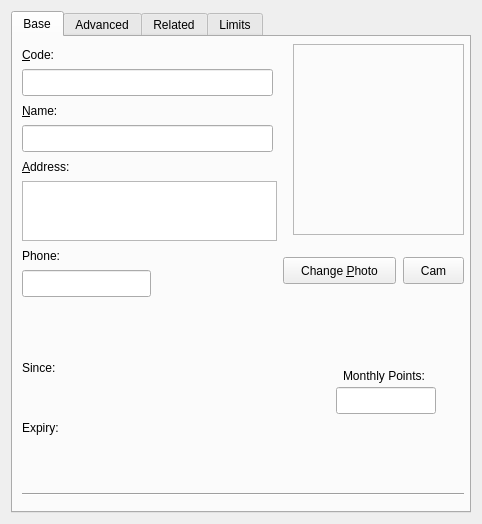
The window that squeeze/src/ui/editclient_widget.ui (lastprimenumbers/lemonpos) describes before a commit, drawn with Qt 5.
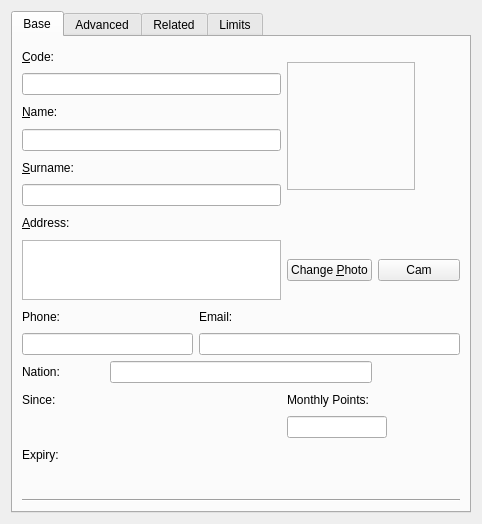
The same window after the commit. The open tabs and pages were chosen to show the change. Custom widgets are drawn as their Qt base class.

Commit message: Piccole modifiche client

Patch:
```diff
--- a/squeeze/src/ui/editclient_widget.ui
+++ b/squeeze/src/ui/editclient_widget.ui
@@ -32,41 +32,19 @@
       <attribute name="title">
        <string>Base</string>
       </attribute>
-      <widget class="MibitLineEdit" name="editClientCode">
-       <property name="geometry">
-        <rect>
-         <x>9</x>
-         <y>32</y>
-         <width>251</width>
-         <height>27</height>
-        </rect>
-       </property>
-      </widget>
-      <widget class="QLabel" name="label_4">
-       <property name="geometry">
-        <rect>
-         <x>9</x>
-         <y>65</y>
-         <width>43</width>
-         <height>17</height>
-        </rect>
-       </property>
+      <layout class="QGridLayout" name="gridLayout_2">
+       <item row="0" column="0">
+        <widget class="QLabel" name="label_14">
        <property name="text">
-        <string>&amp;Name:</string>
+          <string>&amp;Code:</string>
        </property>
        <property name="buddy">
-        <cstring>editClientName</cstring>
-       </property>
-      </widget>
+          <cstring>editClientCode</cstring>
+         </property>
+        </widget>
+       </item>
+       <item row="0" column="3" rowspan="6" colspan="2">
       <widget class="QLabel" name="labelClientPhoto">
-       <property name="geometry">
-        <rect>
-         <x>280</x>
-         <y>7</y>
-         <width>171</width>
-         <height>191</height>
-        </rect>
-       </property>
        <property name="sizePolicy">
         <sizepolicy hsizetype="Maximum" vsizetype="Maximum">
          <horstretch>0</horstretch>
@@ -92,38 +70,38 @@
         <set>Qt::AlignCenter</set>
        </property>
       </widget>
-      <widget class="QPushButton" name="btnChangeClientPhoto">
-       <property name="geometry">
-        <rect>
-         <x>270</x>
-         <y>220</y>
-         <width>113</width>
-         <height>27</height>
-        </rect>
-       </property>
+       </item>
+       <item row="1" column="0" colspan="3">
+        <widget class="MibitLineEdit" name="editClientCode"/>
+       </item>
+       <item row="2" column="0">
+        <widget class="QLabel" name="label_4">
        <property name="text">
-        <string>Change &amp;Photo</string>
-       </property>
-      </widget>
-      <widget class="MibitLineEdit" name="editClientName">
-       <property name="geometry">
-        <rect>
-         <x>9</x>
-         <y>88</y>
-         <width>251</width>
-         <height>27</height>
-        </rect>
-       </property>
-      </widget>
+          <string>&amp;Name:</string>
+         </property>
+         <property name="buddy">
+          <cstring>editClientName</cstring>
+         </property>
+        </widget>
+       </item>
+       <item row="3" column="0" colspan="3">
+        <widget class="MibitLineEdit" name="editClientName"/>
+       </item>
+       <item row="4" column="0">
+        <widget class="QLabel" name="label_10">
+         <property name="text">
+          <string>&amp;Surname:</string>
+         </property>
+         <property name="buddy">
+          <cstring>editClientName</cstring>
+         </property>
+        </widget>
+       </item>
+       <item row="5" column="0" colspan="3">
+        <widget class="MibitLineEdit" name="editClientSurname"/>
+       </item>
+       <item row="6" column="0">
       <widget class="QLabel" name="label_16">
-       <property name="geometry">
-        <rect>
-         <x>9</x>
-         <y>121</y>
-         <width>58</width>
-         <height>17</height>
-        </rect>
-       </property>
        <property name="text">
         <string>&amp;Address:</string>
        </property>
@@ -131,15 +109,9 @@
         <cstring>editClientAddress</cstring>
        </property>
       </widget>
+       </item>
+       <item row="7" column="0" colspan="3">
       <widget class="QTextEdit" name="editClientAddress">
-       <property name="geometry">
-        <rect>
-         <x>9</x>
-         <y>144</y>
-         <width>255</width>
-         <height>60</height>
-        </rect>
-       </property>
        <property name="maximumSize">
         <size>
          <width>16777215</width>
@@ -153,28 +125,23 @@
         <bool>false</bool>
        </property>
       </widget>
-      <widget class="QLabel" name="label_6">
-       <property name="geometry">
-        <rect>
-         <x>9</x>
-         <y>382</y>
-         <width>45</width>
-         <height>17</height>
-        </rect>
-       </property>
+       </item>
+       <item row="7" column="3">
+        <widget class="QPushButton" name="btnChangeClientPhoto">
+         <property name="text">
+          <string>Change &amp;Photo</string>
+         </property>
+        </widget>
+       </item>
+       <item row="7" column="4">
+        <widget class="QPushButton" name="btnOpenCamera">
        <property name="text">
-        <string>Expiry:</string>
-       </property>
-      </widget>
+          <string>Cam</string>
+         </property>
+        </widget>
+       </item>
+       <item row="8" column="0">
       <widget class="QLabel" name="label_17">
-       <property name="geometry">
-        <rect>
-         <x>9</x>
-         <y>210</y>
-         <width>44</width>
-         <height>17</height>
-        </rect>
-       </property>
        <property name="text">
         <string>Phone:</string>
        </property>
@@ -182,15 +149,19 @@
         <cstring>editClientPhone</cstring>
        </property>
       </widget>
+       </item>
+       <item row="8" column="2">
+        <widget class="QLabel" name="label_11">
+         <property name="text">
+          <string>Email:</string>
+         </property>
+         <property name="buddy">
+          <cstring>editClientName</cstring>
+         </property>
+        </widget>
+       </item>
+       <item row="9" column="0" colspan="2">
       <widget class="MibitLineEdit" name="editClientPhone">
-       <property name="geometry">
-        <rect>
-         <x>9</x>
-         <y>233</y>
-         <width>129</width>
-         <height>27</height>
-        </rect>
-       </property>
        <property name="minimumSize">
         <size>
          <width>94</width>
@@ -204,110 +175,68 @@
         </size>
        </property>
       </widget>
+       </item>
+       <item row="9" column="2" colspan="3">
+        <widget class="MibitLineEdit" name="editClientEmail"/>
+       </item>
+       <item row="10" column="0">
+        <widget class="QLabel" name="label_12">
+         <property name="text">
+          <string>Nation:</string>
+         </property>
+         <property name="buddy">
+          <cstring>editClientName</cstring>
+         </property>
+        </widget>
+       </item>
+       <item row="10" column="1" colspan="3">
+        <widget class="MibitLineEdit" name="editClientNation"/>
+       </item>
+       <item row="11" column="0">
       <widget class="QLabel" name="label_3">
-       <property name="geometry">
-        <rect>
-         <x>9</x>
-         <y>322</y>
-         <width>39</width>
-         <height>17</height>
-        </rect>
-       </property>
        <property name="text">
         <string>Since:</string>
        </property>
       </widget>
-      <widget class="KDateWidget" name="sinceDatePicker">
-       <property name="geometry">
-        <rect>
-         <x>9</x>
-         <y>345</y>
-         <width>246</width>
-         <height>27</height>
-        </rect>
-       </property>
-      </widget>
-      <widget class="KDateWidget" name="expiryDatePicker">
-       <property name="geometry">
-        <rect>
-         <x>9</x>
-         <y>405</y>
-         <width>246</width>
-         <height>27</height>
-        </rect>
-       </property>
-      </widget>
+       </item>
+       <item row="11" column="3" colspan="2">
+        <widget class="QLabel" name="label_5">
+         <property name="text">
+          <string>Monthly Points:</string>
+         </property>
+        </widget>
+       </item>
+       <item row="12" column="0" colspan="3">
+        <widget class="KDateWidget" name="sinceDatePicker"/>
+       </item>
+       <item row="12" column="3" colspan="2">
+        <widget class="MibitLineEdit" name="editMonthlyPoints">
+         <property name="maximumSize">
+          <size>
+           <width>100</width>
+           <height>16777215</height>
+          </size>
+         </property>
+        </widget>
+       </item>
+       <item row="13" column="0">
+        <widget class="QLabel" name="label_6">
+         <property name="text">
+          <string>Expiry:</string>
+         </property>
+        </widget>
+       </item>
+       <item row="14" column="0" colspan="3">
+        <widget class="KDateWidget" name="expiryDatePicker"/>
+       </item>
+       <item row="15" column="0" colspan="5">
       <widget class="Line" name="line">
-       <property name="geometry">
-        <rect>
-         <x>9</x>
-         <y>449</y>
-         <width>442</width>
-         <height>16</height>
-        </rect>
-       </property>
        <property name="orientation">
         <enum>Qt::Horizontal</enum>
        </property>
       </widget>
-      <widget class="MibitLineEdit" name="editMonthlyPoints">
-       <property name="geometry">
-        <rect>
-         <x>323</x>
-         <y>350</y>
-         <width>100</width>
-         <height>27</height>
-        </rect>
-       </property>
-       <property name="maximumSize">
-        <size>
-         <width>100</width>
-         <height>16777215</height>
-        </size>
-       </property>
-      </widget>
-      <widget class="QLabel" name="label_14">
-       <property name="geometry">
-        <rect>
-         <x>9</x>
-         <y>9</y>
-         <width>39</width>
-         <height>17</height>
-        </rect>
-       </property>
-       <property name="text">
-        <string>&amp;Code:</string>
-       </property>
-       <property name="buddy">
-        <cstring>editClientCode</cstring>
-       </property>
-      </widget>
-      <widget class="QLabel" name="label_5">
-       <property name="geometry">
-        <rect>
-         <x>330</x>
-         <y>330</y>
-         <width>105</width>
-         <height>17</height>
-        </rect>
-       </property>
-       <property name="text">
-        <string>Monthly Points:</string>
-       </property>
-      </widget>
-      <widget class="QPushButton" name="btnOpenCamera">
-       <property name="geometry">
-        <rect>
-         <x>390</x>
-         <y>220</y>
-         <width>61</width>
-         <height>27</height>
-        </rect>
-       </property>
-       <property name="text">
-        <string>Cam</string>
-       </property>
-      </widget>
+       </item>
+      </layout>
      </widget>
      <widget class="QWidget" name="advancedPage">
       <attribute name="title">
```
Left out of the diff: 2 changed lines with no effect on the pictures. Lines whose indentation alone changed are shown as unchanged.
